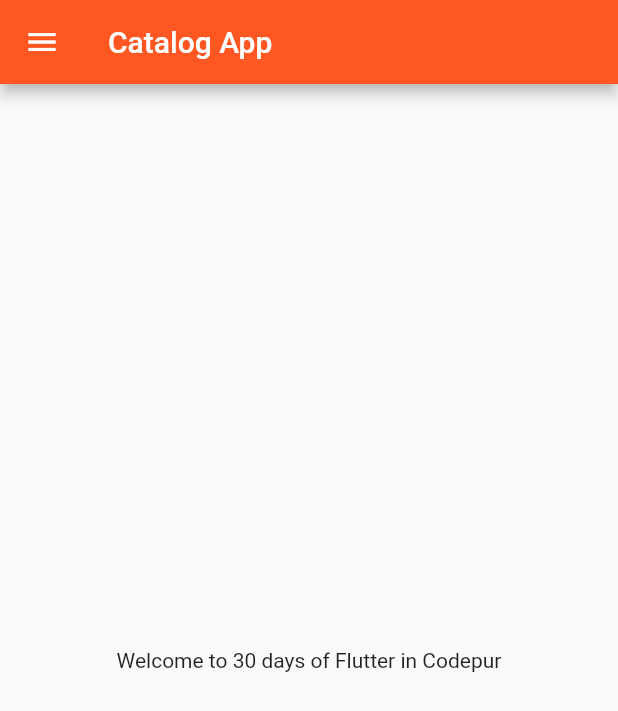
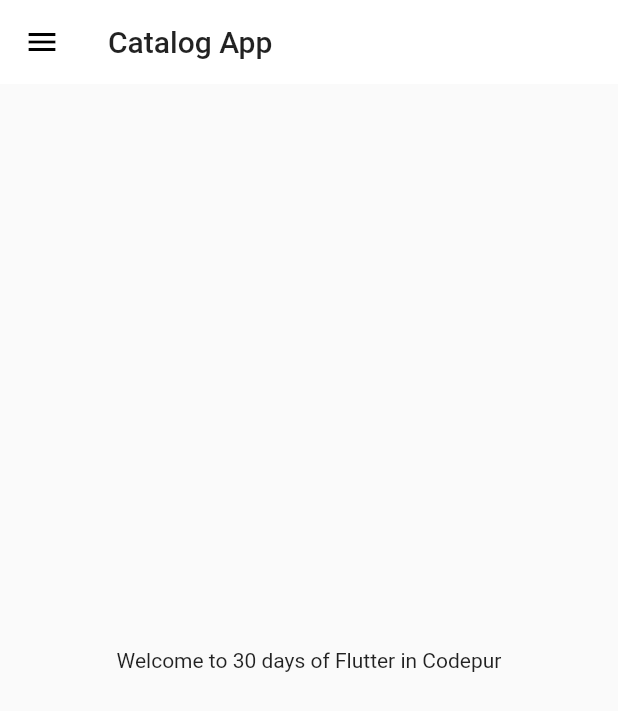
Before and after one commit to pradnya991/fluttertutorials, a Flutter app: the screen it shows after launch, on a phone screen of 412 x 824 dp. Shown: the top 711 px of the screen. Run offline on Flutter 3.47's test engine with Material 2 defaults, Android fonts, the phone set to English and light mode, and no system bars.

Commit message:
Day 10 Completed

```diff
--- a/lib/main.dart
+++ b/lib/main.dart
@@ -2,6 +2,7 @@ import 'package:flutter/material.dart';
 import 'package:flutter_application_1/pages/home_page.dart';
 import 'package:flutter_application_1/pages/login_page.dart';
 import 'package:flutter_application_1/utils/routes.dart';
+import 'package:flutter_application_1/widgets/themes.dart';
 
 void main() {
   runApp(MyApp());
@@ -14,8 +15,8 @@ class MyApp extends StatelessWidget {
     return MaterialApp(
       debugShowCheckedModeBanner: false,
       themeMode: ThemeMode.light,
-      theme: ThemeData(primarySwatch: Colors.deepOrange),
-      darkTheme: ThemeData(brightness: Brightness.dark),
+      theme: MyTheme.lightTheme(context),
+      darkTheme: MyTheme.darkTheme(context),
       initialRoute: MyRoutes.homeRoute,
       routes: {
         "/": (context) => LoginPage(),
--- /dev/null
+++ b/lib/widgets/themes.dart
@@ -0,0 +1,15 @@
+import 'package:flutter/material.dart';
+
+class MyTheme {
+  static ThemeData lightTheme(BuildContext context) => ThemeData(
+      primarySwatch: Colors.deepOrange,
+      appBarTheme: AppBarTheme(
+        color: Colors.white,
+        elevation: 0.0,
+        iconTheme: IconThemeData(color: Colors.black),
+        textTheme: Theme.of(context).textTheme,
+      ));
+
+  static ThemeData darkTheme(BuildContext context) =>
+      ThemeData(brightness: Brightness.dark);
+}
```
Also changed, not shown: lib/models/catalog.dart (added, +10 -0 lines).
